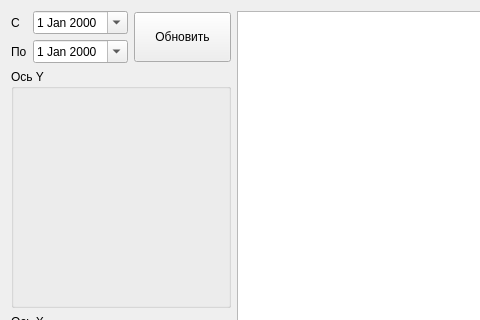
Before: the Qt Designer form olap/cubewidget.ui in Sergeyego/skladprov, drawn with Qt 5; both pictures show x 0 to 480 and y 0 to 320 of the 852 by 696 pixel window.
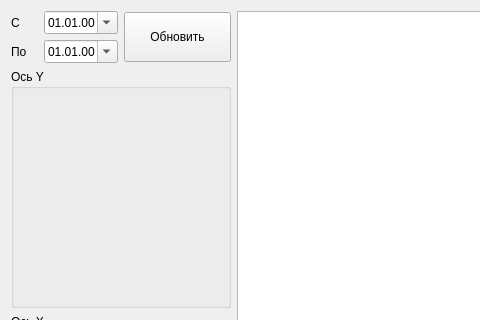
After: the same form once the commit is applied. Icons and pictures are not drawn. Custom widgets are drawn as their Qt base class.

```diff
--- a/olap/cubewidget.ui
+++ b/olap/cubewidget.ui
@@ -29,6 +29,9 @@
          </item>
          <item row="0" column="1">
           <widget class="QDateEdit" name="dateEditBeg">
+           <property name="displayFormat">
+            <string>dd.MM.yy</string>
+           </property>
            <property name="calendarPopup">
             <bool>true</bool>
            </property>
@@ -43,6 +46,9 @@
          </item>
          <item row="1" column="1">
           <widget class="QDateEdit" name="dateEditEnd">
+           <property name="displayFormat">
+            <string>dd.MM.yy</string>
+           </property>
            <property name="calendarPopup">
             <bool>true</bool>
            </property>
```
Left out of the diff: 4 changed lines with no effect on the pictures.
